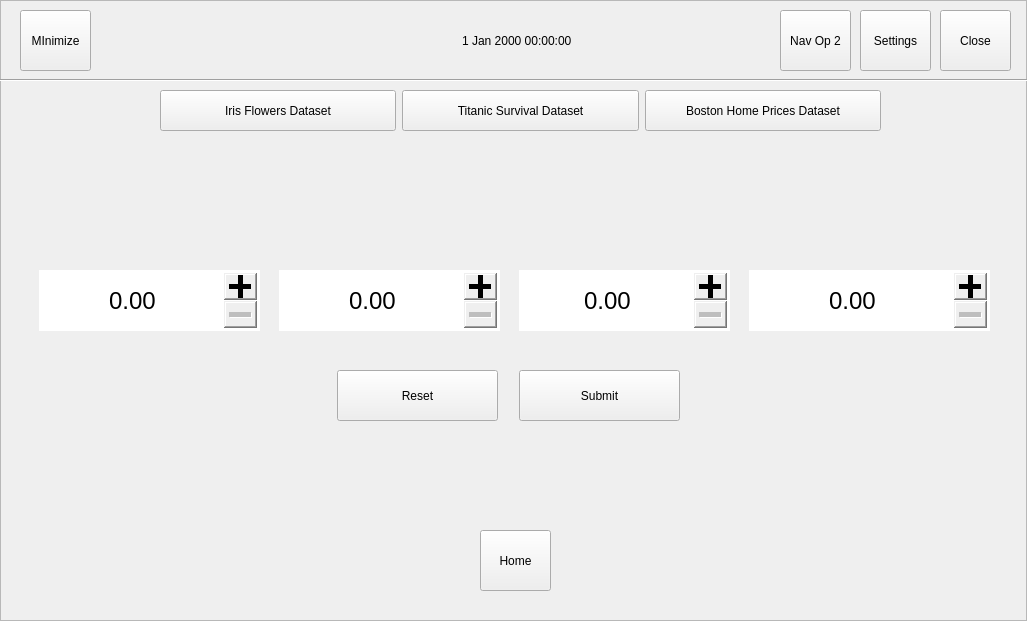
Qt form p2predictions.ui (ashelto6/ThePortal) before a commit.
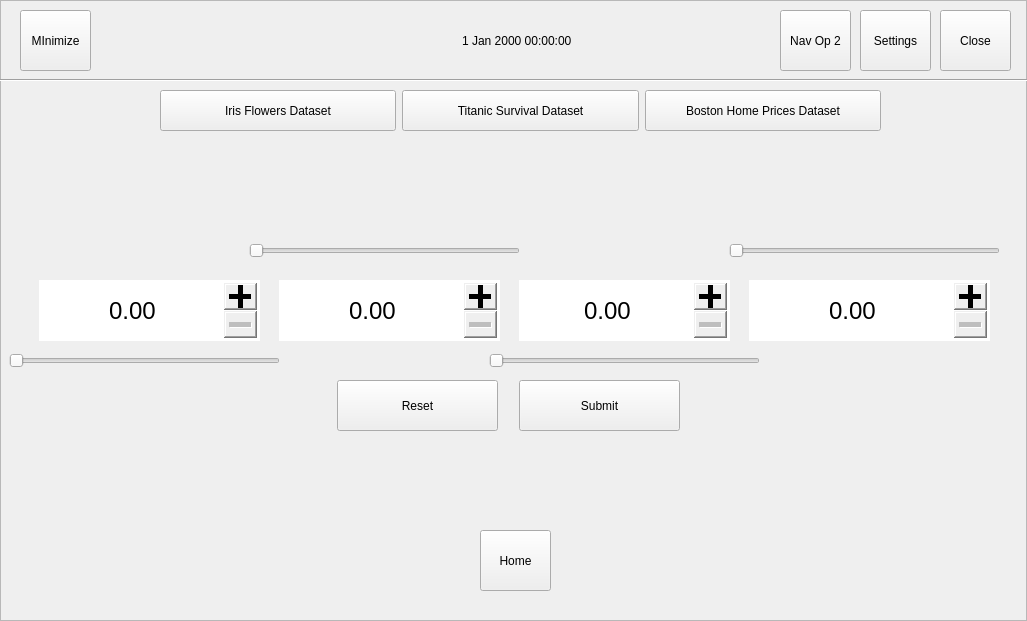
The same form after that commit. The open tabs and pages were chosen to show the change.

Commit message: reformatted params init

The edit to the form file:
```diff
--- a/p2predictions.ui
+++ b/p2predictions.ui
@@ -206,9 +206,9 @@
    <property name="geometry">
     <rect>
      <x>-1</x>
-     <y>120</y>
+     <y>130</y>
      <width>1027</width>
-     <height>401</height>
+     <height>391</height>
     </rect>
    </property>
    <property name="acceptDrops">
@@ -399,6 +399,58 @@
       <set>Qt::AlignCenter</set>
      </property>
     </widget>
+    <widget class="QSlider" name="sepalLengthSlider">
+     <property name="geometry">
+      <rect>
+       <x>10</x>
+       <y>210</y>
+       <width>271</width>
+       <height>41</height>
+      </rect>
+     </property>
+     <property name="orientation">
+      <enum>Qt::Horizontal</enum>
+     </property>
+    </widget>
+    <widget class="QSlider" name="sepalWidthSlider">
+     <property name="geometry">
+      <rect>
+       <x>250</x>
+       <y>100</y>
+       <width>271</width>
+       <height>41</height>
+      </rect>
+     </property>
+     <property name="orientation">
+      <enum>Qt::Horizontal</enum>
+     </property>
+    </widget>
+    <widget class="QSlider" name="petalLengthSlider">
+     <property name="geometry">
+      <rect>
+       <x>490</x>
+       <y>210</y>
+       <width>271</width>
+       <height>41</height>
+      </rect>
+     </property>
+     <property name="orientation">
+      <enum>Qt::Horizontal</enum>
+     </property>
+    </widget>
+    <widget class="QSlider" name="petalWidthSlider">
+     <property name="geometry">
+      <rect>
+       <x>730</x>
+       <y>100</y>
+       <width>271</width>
+       <height>41</height>
+      </rect>
+     </property>
+     <property name="orientation">
+      <enum>Qt::Horizontal</enum>
+     </property>
+    </widget>
    </widget>
    <widget class="QWidget" name="TitanicSurvival">
     <widget class="QLabel" name="label_3">
```
The commit also changes 2 other files.
